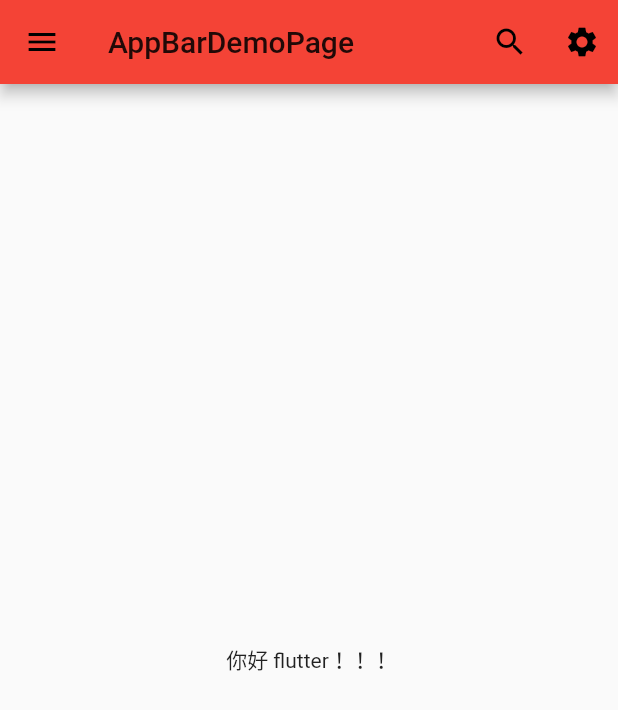
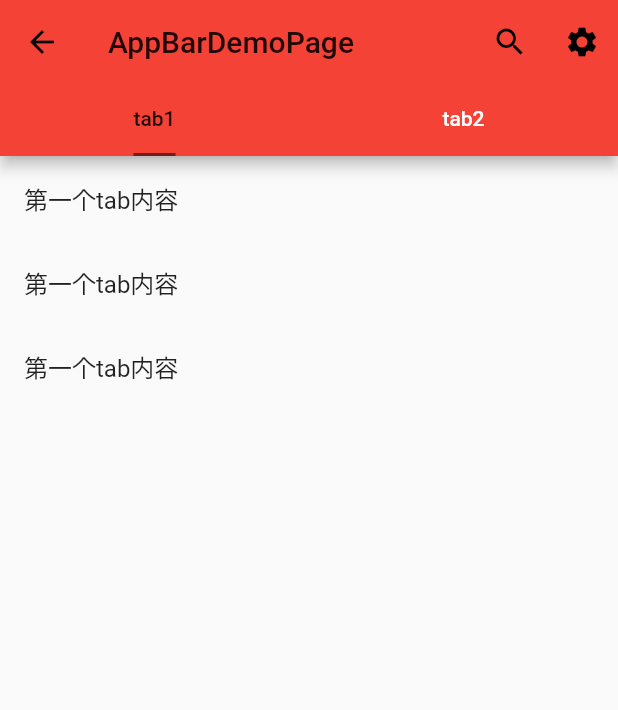
Before and after one commit to zzzplus/flutterDemo1, a Flutter app: the AppBarDemoPage screen opened directly, on a phone screen of 412 x 824 dp. Shown: the top 710 px of the screen. Run offline on Flutter 3.47's test engine with Material 2 defaults, Android fonts, the phone set to English and light mode, and no system bars.

Commit message:
feature：TabBar

```diff
--- a/lib/main.dart
+++ b/lib/main.dart
@@ -12,7 +12,7 @@ class MyApp extends StatelessWidget {
   @override
   Widget build(BuildContext context) {
     return MaterialApp(
-      initialRoute: '/appBarDemo',
+      initialRoute: '/',
       onGenerateRoute: onGenerateRoute,
       theme: ThemeData(primaryColor: Colors.lightBlue),
     );
--- a/lib/pages/AppBarDemo.dart
+++ b/lib/pages/AppBarDemo.dart
@@ -10,16 +10,31 @@ class AppBarDemoPage extends StatefulWidget {
 class _AppBarDemoPageState extends State<AppBarDemoPage> {
   @override
   Widget build(BuildContext context) {
-    return Scaffold(
+    return DefaultTabController(
+      length: 2,
+      child: Scaffold(
         appBar: AppBar(
           title: Text('AppBarDemoPage'),
           backgroundColor: Colors.red,
-        leading: IconButton(
-          icon: Icon(Icons.menu),
-          onPressed: () {
-            print('menu');
-          },
+          bottom: TabBar(
+            indicatorColor: Colors.black54,
+            unselectedLabelColor: Colors.white,
+            indicatorSize: TabBarIndicatorSize.label,
+            tabs: <Widget>[
+              Tab(
+                text: 'tab1',
               ),
+              Tab(
+                text: 'tab2',
+              )
+            ],
+          ),
+          // leading: IconButton(
+          //   icon: Icon(Icons.menu),
+          //   onPressed: () {
+          //     print('menu');
+          //   },
+          // ),
           actions: <Widget>[
             IconButton(
               icon: Icon(Icons.search),
@@ -35,8 +50,36 @@ class _AppBarDemoPageState extends State<AppBarDemoPage> {
             ),
           ],
         ),
-      body: Center(
-        child: Text('你好 flutter！！！'),
+        body: TabBarView(
+          children: <Widget>[
+            ListView(
+              children: <Widget>[
+                ListTile(
+                  title: Text('第一个tab内容'),
+                ),
+                ListTile(
+                  title: Text('第一个tab内容'),
+                ),
+                ListTile(
+                  title: Text('第一个tab内容'),
+                ),
+              ],
+            ),
+            ListView(
+              children: <Widget>[
+                ListTile(
+                  title: Text('第二个tab内容'),
+                ),
+                ListTile(
+                  title: Text('第二个tab内容'),
+                ),
+                ListTile(
+                  title: Text('第二个tab内容'),
+                ),
+              ],
+            ),
+          ],
+        ),
       ),
     );
   }
```
Also changed, not shown: lib/pages/tabs/Category.dart (+37 -3 lines), lib/pages/tabs/Home.dart (+10 -4 lines). Lines whose indentation alone changed are shown as unchanged.
